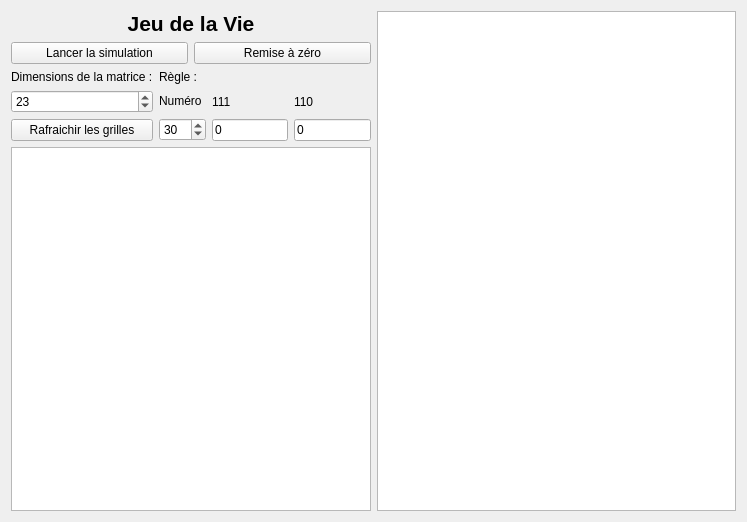
Qt form src/ui/golview.ui (danousna/autocell) before a commit.
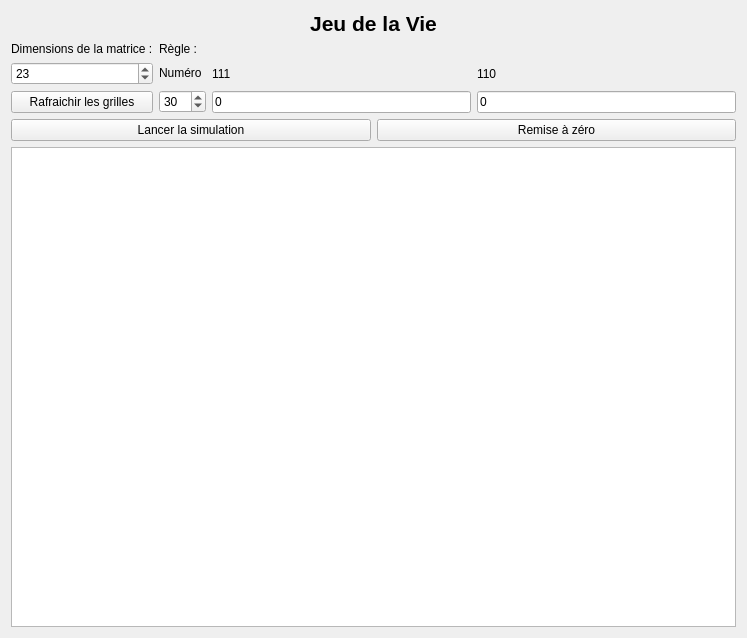
The same form after that commit.

```diff
--- a/src/ui/golview.ui
+++ b/src/ui/golview.ui
@@ -7,15 +7,13 @@
     <x>0</x>
     <y>0</y>
     <width>747</width>
-    <height>522</height>
+    <height>638</height>
    </rect>
   </property>
   <property name="windowTitle">
    <string>Form</string>
   </property>
-  <layout class="QHBoxLayout" name="horizontalLayout_2" stretch="1,1">
-   <item>
-    <layout class="QVBoxLayout" name="verticalLayout_10">
+  <layout class="QVBoxLayout" name="verticalLayout_2">
      <item>
       <widget class="QLabel" name="titreLabel">
        <property name="font">
@@ -33,27 +31,6 @@
        </property>
       </widget>
      </item>
-     <item>
-      <layout class="QHBoxLayout" name="horizontalLayout">
-       <item>
-        <widget class="QPushButton" name="btnPlay">
-         <property name="enabled">
-          <bool>true</bool>
-         </property>
-         <property name="text">
-          <string>Lancer la simulation</string>
-         </property>
-        </widget>
-       </item>
-       <item>
-        <widget class="QPushButton" name="btnReset">
-         <property name="text">
-          <string>Remise à zéro</string>
-         </property>
-        </widget>
-       </item>
-      </layout>
-     </item>
      <item>
       <layout class="QGridLayout" name="gridLayout">
        <item row="1" column="1">
@@ -170,25 +147,22 @@
       </layout>
      </item>
      <item>
-      <widget class="QTableWidget" name="grilleDepart">
+    <layout class="QHBoxLayout" name="horizontalLayout">
+     <item>
+      <widget class="QPushButton" name="btnPlay">
        <property name="enabled">
         <bool>true</bool>
        </property>
-       <property name="verticalScrollBarPolicy">
-        <enum>Qt::ScrollBarAlwaysOff</enum>
+       <property name="text">
+        <string>Lancer la simulation</string>
        </property>
-       <property name="rowCount">
-        <number>0</number>
+      </widget>
+     </item>
+     <item>
+      <widget class="QPushButton" name="btnReset">
+       <property name="text">
+        <string>Remise à zéro</string>
        </property>
-       <property name="columnCount">
-        <number>0</number>
-       </property>
-       <attribute name="horizontalHeaderVisible">
-        <bool>false</bool>
-       </attribute>
-       <attribute name="verticalHeaderVisible">
-        <bool>false</bool>
-       </attribute>
       </widget>
      </item>
     </layout>
```
Lines whose indentation alone changed are shown as unchanged.
